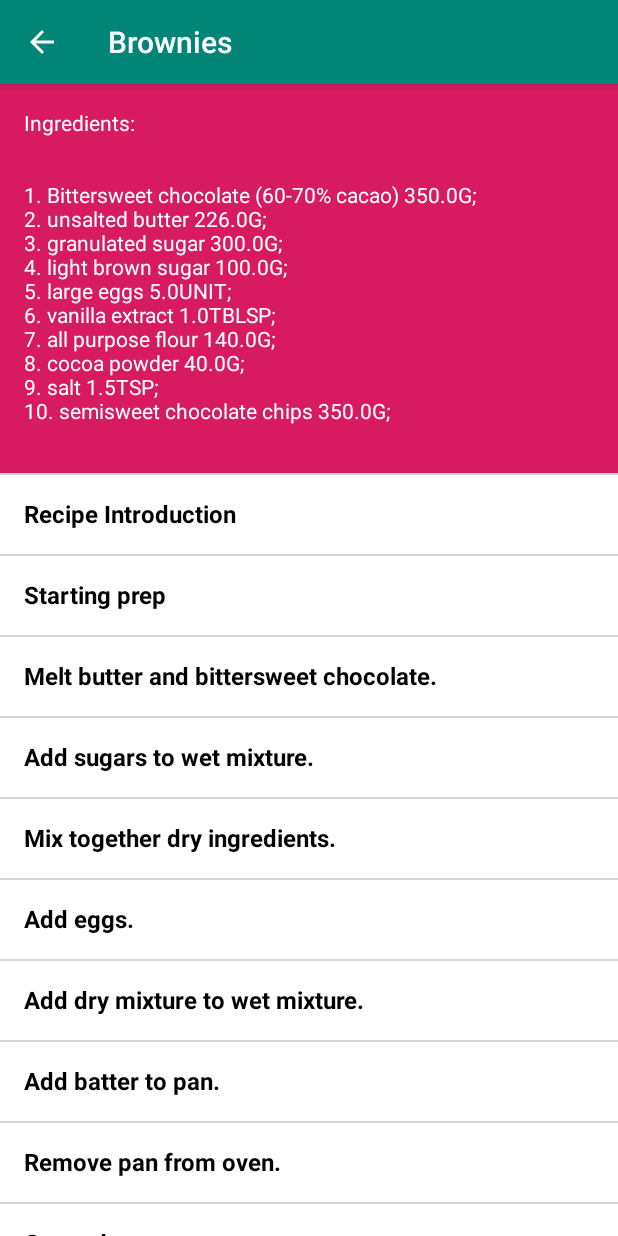
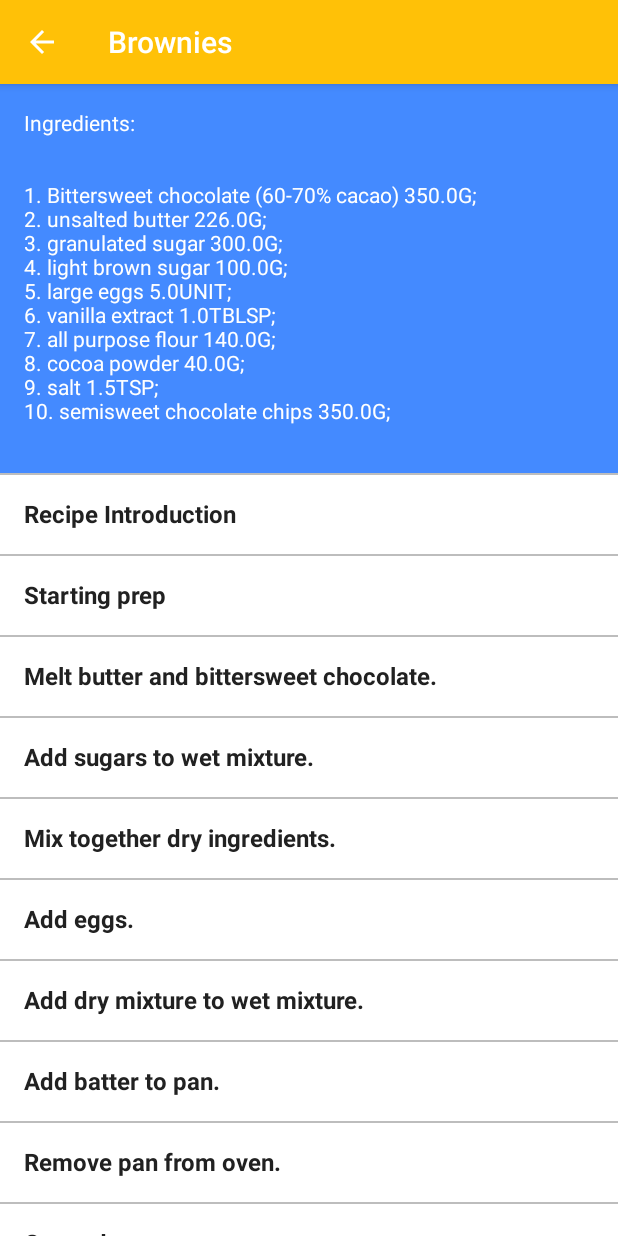
Before and after one commit to PrimakPavel/bakingApp, an Android app: the screen it shows after launch (MainActivity), after a tap on "Brownies", on a phone screen of 412 x 824 dp. Run offline under Robolectric (Android 15) with nearby library versions, the phone set to English and light mode, and no system bars; our stand-ins replace Timber, data binding, navigation-ui; libraries missing offline, so code that uses them is left out: com.squareup.otto; 2 statements that could not run were skipped.

```diff
--- a/app/src/main/res/drawable/background_recycler_step.xml
+++ b/app/src/main/res/drawable/background_recycler_step.xml
@@ -1,8 +1,8 @@
 <?xml version="1.0" encoding="utf-8"?>
 <selector xmlns:android="http://schemas.android.com/apk/res/android">
-    <item android:drawable="@color/gray" android:state_pressed="true" /> <!-- pressed -->
-    <item android:drawable="@color/gray" android:state_selected="true" /> <!-- pressed -->
-    <item android:drawable="@color/gray" android:state_focused="true"/> <!-- focused -->
+    <item android:drawable="@color/colorPrimaryLight" android:state_pressed="true" /> <!-- pressed -->
+    <item android:drawable="@color/colorPrimaryLight" android:state_selected="true" /> <!-- pressed -->
+    <item android:drawable="@color/colorPrimaryLight" android:state_focused="true"/> <!-- focused -->
     <item android:drawable="@color/white" /> <!-- default -->
 
 </selector>
--- a/app/src/main/res/drawable/side_nav_bar.xml
+++ b/app/src/main/res/drawable/side_nav_bar.xml
@@ -2,8 +2,8 @@
     android:shape="rectangle">
     <gradient
         android:angle="135"
-        android:centerColor="#009688"
-        android:endColor="#00695C"
-        android:startColor="#4DB6AC"
+        android:centerColor="@color/colorAccentLight"
+        android:endColor="@color/colorPrimaryDark"
+        android:startColor="@color/colorAccent"
         android:type="linear" />
 </shape>
--- a/app/src/main/res/layout/activity_main.xml
+++ b/app/src/main/res/layout/activity_main.xml
@@ -19,6 +19,7 @@
         android:layout_height="match_parent"
         android:layout_gravity="start"
         android:fitsSystemWindows="true"
+        app:itemBackground="@color/colorAccentLight"
         app:headerLayout="@layout/nav_header_main"
         app:menu="@menu/activity_main_drawer" />
 
--- a/app/src/main/res/values/colors.xml
+++ b/app/src/main/res/values/colors.xml
@@ -1,12 +1,13 @@
 <?xml version="1.0" encoding="utf-8"?>
 <resources>
-    <color name="colorPrimary">#008577</color>
-    <color name="colorPrimaryDark">#00574B</color>
-    <color name="colorAccent">#D81B60</color>
-    <color name="colorAccentLight">#80D81B60</color>
+    <color name="colorPrimary">#FFC107</color>
+    <color name="colorPrimaryDark">#FFA000</color>
+    <color name="colorPrimaryLight">#FFECB3</color>
+    <color name="colorAccent">#448AFF</color>
+    <color name="colorAccentLight">#80448AFF</color>
     <color name="colorPlayerBackground">#000000</color>
-    <color name="textColorPrimary">#000000</color>
-    <color name="textColorSecondary">#4E4C4C</color>
+    <color name="textColorPrimary">#212121</color>
+    <color name="textColorSecondary">#757575</color>
     <color name="textColorTertiary">#E7E7E7</color>
     <color name="white">#FFFFFFFF</color>
     <color name="white50">#80FFFFFF</color>
@@ -14,7 +15,7 @@
     <color name="white70">#B3FFFFFF</color>
     <color name="white80">#CCFFFFFF</color>
 
-    <color name="gray">#D6D4D4</color>
+    <color name="gray">#BDBDBD</color>
     <color name="gray_mid">#A09F9F</color>
 
 </resources>
```
